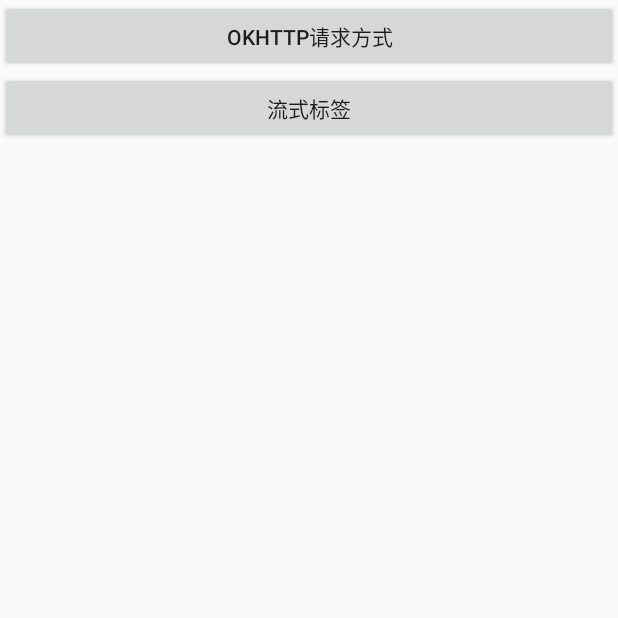
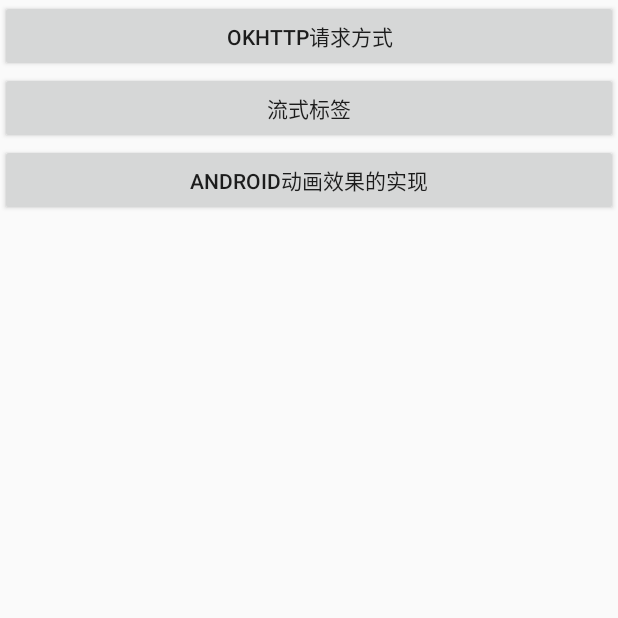
Before and after one commit to Lisamylove/WilsonXin, an Android app: the screen it shows after launch (ButtonActivity), on a phone screen of 412 x 824 dp, the top half of it. Run offline under Robolectric (Android 15) with nearby library versions, the phone set to English and light mode, and no system bars.

Commit message:
主布局页面

```diff
--- a/RequestDemo/app/src/main/res/layout/activity_button.xml
+++ b/RequestDemo/app/src/main/res/layout/activity_button.xml
@@ -17,4 +17,9 @@
         android:text="流式标签"
         android:layout_width="match_parent"
         android:layout_height="wrap_content" />
+    <Button
+        android:id="@+id/bt_donghua"
+        android:text="Android动画效果的实现"
+        android:layout_width="match_parent"
+        android:layout_height="wrap_content" />
 </LinearLayout>
```
